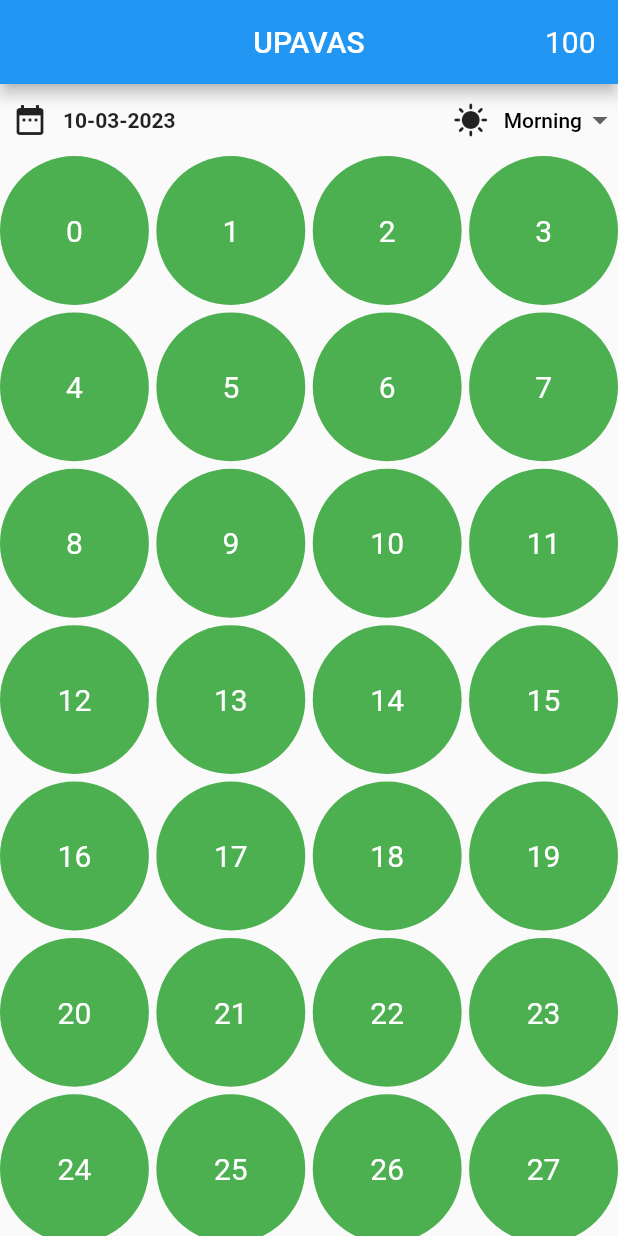
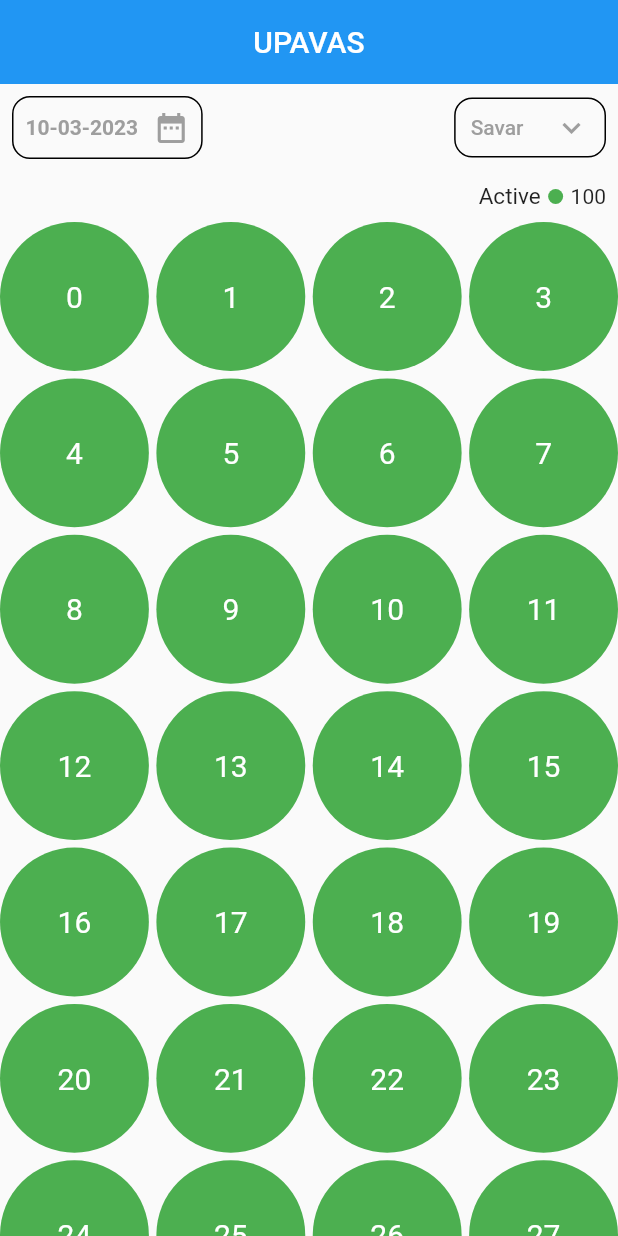
Before and after one commit to BHARGAVTHUMMAR/upavas, a Flutter app: the screen it shows after launch, on a phone screen of 412 x 824 dp. Run offline on Flutter 3.47's test engine with Material 2 defaults, Android fonts, the phone set to English and light mode, and no system bars; our stand-ins replace cloud_firestore, firebase_core, get, get_it; accounts and stored records are empty.

Commit message:
first commit.

```diff
--- a/lib/app/modules/home/controllers/home_controller.dart
+++ b/lib/app/modules/home/controllers/home_controller.dart
@@ -9,10 +9,10 @@ class HomeController extends GetxController {
       List.generate(100, (index) => SelectedModels(isSelected: false.obs)).obs;
   RxList<SelectedModels> getDataList = RxList<SelectedModels>([]);
   RxList<String> list = <String>[
-    'Morning',
-    'Night',
+    'Savar',
+    'Sanj',
   ].obs;
-  RxString dropdownValue = "Morning".obs;
+  RxString dropdownValue = "Savar".obs;
   RxBool hasData = false.obs;
   @override
   void onInit() {
--- a/lib/app/modules/home/views/home_view.dart
+++ b/lib/app/modules/home/views/home_view.dart
@@ -13,34 +13,27 @@ class HomeView extends GetView<HomeController> {
       return Scaffold(
           appBar: AppBar(
             title: const Text('UPAVAS'),
-            actions: [
-              Padding(
-                padding: const EdgeInsets.symmetric(horizontal: 15),
-                child: Center(
-                  child: Text(
-                      controller.selectedList
-                          .where((element) {
-                            return element.isSelected.isFalse;
-                          })
-                          .toList()
-                          .length
-                          .toString(),
-                      style: TextStyle(fontSize: 20)),
-                ),
-              )
-            ],
+            elevation: 0,
             centerTitle: true,
           ),
           body: (controller.hasData.isFalse)
               ? Center(
                   child: CircularProgressIndicator(),
                 )
-              : Column(
+              : SingleChildScrollView(
+                  child: Column(
                     children: [
                       Row(
                         mainAxisAlignment: MainAxisAlignment.spaceBetween,
                         children: [
                           Padding(
+                            padding: const EdgeInsets.all(8.0),
+                            child: Container(
+                              decoration: BoxDecoration(
+                                  border: Border.all(),
+                                  borderRadius:
+                                      BorderRadius.all(Radius.circular(12))),
+                              child: Padding(
                                 padding: const EdgeInsets.all(8.0),
                                 child: InkWell(
                                   onTap: () {
@@ -48,27 +41,43 @@ class HomeView extends GetView<HomeController> {
                                   },
                                   child: Row(
                                     children: [
-                                Icon(Icons.date_range),
+                                      Text(controller.selectedDate.value,
+                                          style: TextStyle(
+                                              fontWeight: FontWeight.bold,
+                                              color: Colors.grey.shade500)),
                                       SizedBox(width: 10),
-                                Text(controller.selectedDate.value,
-                                    style:
-                                        TextStyle(fontWeight: FontWeight.bold)),
+                                      Icon(Icons.date_range,
+                                          color: Colors.grey.shade500),
                                     ],
                                   ),
                                 ),
                               ),
-                        Row(
-                          children: [
-                            (controller.dropdownValue.value == "Morning")
-                                ? Icon(Icons.sunny)
-                                : Icon(Icons.sunny_snowing),
-                            SizedBox(width: 10),
-                            DropdownButton<String>(
+                            ),
+                          ),
+                          Padding(
+                            padding: const EdgeInsets.all(8.0),
+                            child: Container(
+                              height: 40,
+                              decoration: BoxDecoration(
+                                  border: Border.all(),
+                                  borderRadius:
+                                      BorderRadius.all(Radius.circular(12))),
+                              child: Padding(
+                                padding: const EdgeInsets.only(
+                                    right: 10.0, left: 10),
+                                child: DropdownButton<String>(
                                   value: controller.dropdownValue.value,
                                   elevation: 16,
-                              style: const TextStyle(
-                                  color: Colors.black,
+                                  style: TextStyle(
+                                      color: Colors.grey.shade500,
                                       fontWeight: FontWeight.w500),
+                                  borderRadius:
+                                      BorderRadius.all(Radius.circular(12)),
+                                  icon: Padding(
+                                    padding: EdgeInsets.only(left: 20.0),
+                                    child: Icon(Icons.keyboard_arrow_down,
+                                        color: Colors.grey.shade500),
+                                  ),
                                   underline: Container(
                                     // height: 2,
                                     color: Colors.white,
@@ -87,12 +96,45 @@ class HomeView extends GetView<HomeController> {
                                     );
                                   }).toList(),
                                 ),
-                          ],
+                              ),
+                            ),
                           ),
                         ],
                       ),
-                    Expanded(
-                      child: GridView.builder(
+                      Row(
+                        crossAxisAlignment: CrossAxisAlignment.end,
+                        mainAxisAlignment: MainAxisAlignment.end,
+                        children: [
+                          Padding(
+                            padding: const EdgeInsets.all(8.0),
+                            child: Row(
+                              children: [
+                                Text("Active", style: TextStyle(fontSize: 15)),
+                                SizedBox(
+                                  width: 5,
+                                ),
+                                CircleAvatar(
+                                    radius: 5, backgroundColor: Colors.green),
+                                SizedBox(
+                                  width: 5,
+                                ),
+                                Text(
+                                  controller.selectedList
+                                      .where((element) {
+                                        return element.isSelected.isFalse;
+                                      })
+                                      .toList()
+                                      .length
+                                      .toString(),
+                                ),
+                              ],
+                            ),
+                          ),
+                        ],
+                      ),
+                      GridView.builder(
+                        physics: NeverScrollableScrollPhysics(),
+                        shrinkWrap: true,
                         gridDelegate: SliverGridDelegateWithFixedCrossAxisCount(
                             crossAxisCount: 4,
                             crossAxisSpacing: 5,
@@ -131,9 +173,9 @@ class HomeView extends GetView<HomeController> {
                             }),
                           );
                         },
-                      ),
                       )
                     ],
+                  ),
                 ));
     });
   }
```
Lines whose indentation alone changed are shown as unchanged.
